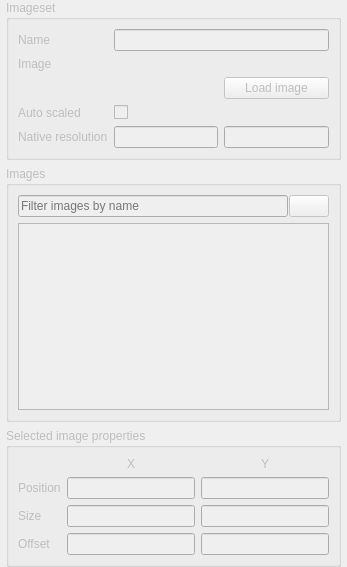
First picture: the form in ui/editors/imageset/DockWidget.ui, repository timbaker/ceed, before the edit.
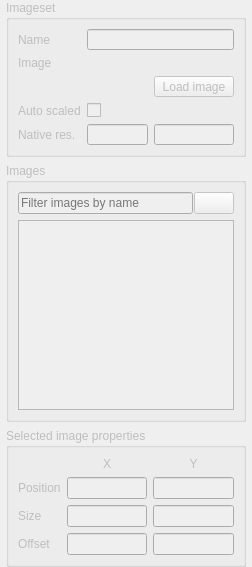
Second picture: the form after the edit. Icons and pictures are not drawn. Custom widgets are drawn as their Qt base class.

Commit message:
FIX: The imageset editor dock widget was too wide and didn't allow to be made smaller. I have managed to make it's minimal width 240px which is much more acceptable.
Fixes http://www.cegui.org.uk/mantis/view.php?id=556

The edit to the form file:
```diff
--- a/ui/editors/imageset/DockWidget.ui
+++ b/ui/editors/imageset/DockWidget.ui
@@ -9,7 +9,7 @@
    <rect>
     <x>0</x>
     <y>0</y>
-    <width>347</width>
+    <width>252</width>
     <height>567</height>
    </rect>
   </property>
@@ -21,8 +21,8 @@
   </property>
   <property name="minimumSize">
    <size>
-    <width>347</width>
-    <height>500</height>
+    <width>252</width>
+    <height>385</height>
    </size>
   </property>
   <property name="focusPolicy">
@@ -63,9 +63,6 @@
        <string>Imageset</string>
       </property>
       <layout class="QGridLayout" name="gridLayout_2">
-       <property name="sizeConstraint">
-        <enum>QLayout::SetMinimumSize</enum>
-       </property>
        <item row="0" column="0">
         <widget class="QLabel" name="nameLabel">
          <property name="text">
@@ -115,9 +112,12 @@
        </item>
        <item row="4" column="0">
         <widget class="QLabel" name="nativeResolutionLabel">
-         <property name="text">
+         <property name="toolTip">
           <string>Native resolution</string>
          </property>
+         <property name="text">
+          <string>Native res.</string>
+         </property>
         </widget>
        </item>
        <item row="4" column="1">
@@ -226,12 +226,6 @@
     </item>
     <item>
      <widget class="QGroupBox" name="propertiesGroupBox">
-      <property name="sizePolicy">
-       <sizepolicy hsizetype="Minimum" vsizetype="Minimum">
-        <horstretch>0</horstretch>
-        <verstretch>0</verstretch>
-       </sizepolicy>
-      </property>
       <property name="title">
        <string>Selected image properties</string>
       </property>
```
